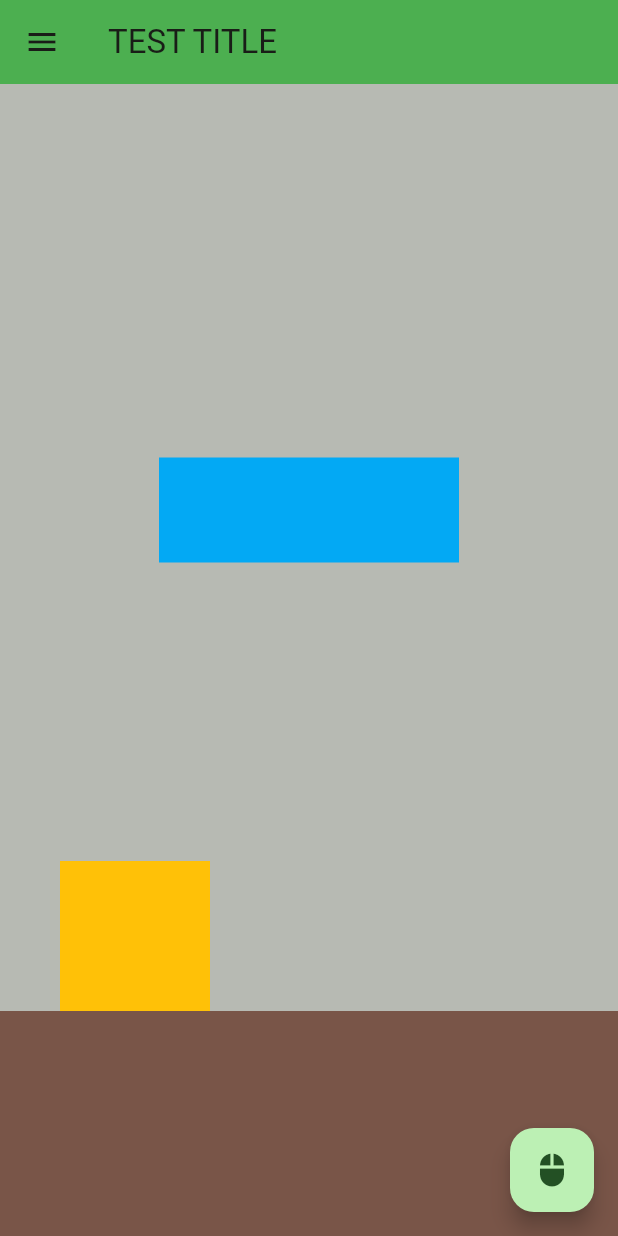
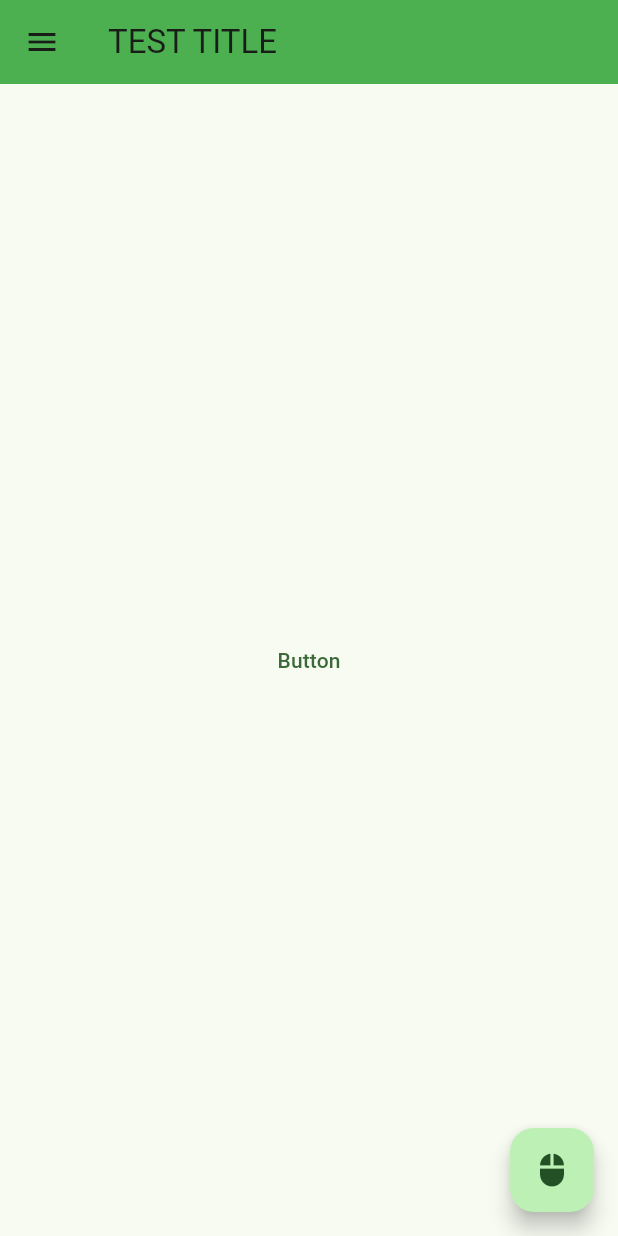
Before and after one commit to llilliililli/fluuterStudy, a Flutter app: the screen it shows after launch, on a phone screen of 412 x 824 dp. Run offline on Flutter 3.47's test engine with Material 3 defaults, Android fonts, the phone set to English and light mode, and no system bars.

Commit message:
flutter 11강 - 팝업창 띄우기

```diff
--- a/lib/main.dart
+++ b/lib/main.dart
@@ -374,8 +374,8 @@ class _MyHomePageState extends State<MyHomePage> {
       //     ),
       // ),
 
-      Container(child: Stack( //Part10 Align : 정렬하기
-        children: [
+      // Container(child: Stack( //Part10 Align : 정렬하기
+      //   children: [
           // Align(
           //   alignment: Alignment.topLeft,
           //   child: Container(
@@ -467,39 +467,67 @@ class _MyHomePageState extends State<MyHomePage> {
           //   ),
           // )
 
-        Container( // Ailgn으로 게임화면 구현
-          width: MediaQuery.of(context).size.width,
-          height: MediaQuery.of(context).size.height,
-          color: Colors.black26,
-        ),
-         Align( // 바닥
-            alignment: Alignment.bottomLeft,
-            child: Container(
-              width: MediaQuery.of(context).size.width,
-              height: 150,
-              color: Colors.brown,
-            ),
+      //   Container( // Ailgn으로 게임화면 구현
+      //     width: MediaQuery.of(context).size.width,
+      //     height: MediaQuery.of(context).size.height,
+      //     color: Colors.black26,
+      //   ),
+      //    Align( // 바닥
+      //       alignment: Alignment.bottomLeft,
+      //       child: Container(
+      //         width: MediaQuery.of(context).size.width,
+      //         height: 150,
+      //         color: Colors.brown,
+      //       ),
+      //     ),
+      //      Align( // 캐릭터
+      //       alignment: Alignment.bottomLeft,
+      //       child: Container(
+      //         margin: const EdgeInsets.only(left: 40, bottom: 150),
+      //         width: 100,
+      //         height: 100,
+      //         color: Colors.amber,
+      //       ),
+      //     ),
+      //      Align( // 구름
+      //       alignment: Alignment.center,
+      //       child: Container(
+      //         margin: const EdgeInsets.only(bottom: 200),
+      //         width: 200,
+      //         height: 70,
+      //         color: Colors.lightBlue,
+      //       ),
+      //     ),
+      //   ],
+      // ),
+      // ),
+
+      Container( //part11 팝업창 띄우기
+        child: Center(
+          child: TextButton(
+            onPressed: (){
+              showDialog(
+                context: context,
+                builder: (BuildContext con){
+                  return AlertDialog(
+                    title: const Text("Dialog Title"),
+                    content: SingleChildScrollView(
+                      child:
+                        Container(
+                          child: const Text("Dialog Content"),
+                        ),
+                    ),
+                    actions: [
+                      TextButton(onPressed: ()=> Navigator.of(context).pop(), child: const Text("Yes")),
+                      TextButton(onPressed: ()=> Navigator.of(context).pop(), child: const Text("Close"))
+                    ],
+                  );
+                }
+              );
+            },
+            child: const Text("Button"),
           ),
-           Align( // 캐릭터
-            alignment: Alignment.bottomLeft,
-            child: Container(
-              margin: const EdgeInsets.only(left: 40, bottom: 150),
-              width: 100,
-              height: 100,
-              color: Colors.amber,
-            ),
           ),
-           Align( // 구름
-            alignment: Alignment.center,
-            child: Container(
-              margin: const EdgeInsets.only(bottom: 200),
-              width: 200,
-              height: 70,
-              color: Colors.lightBlue,
-            ),
-          ),
-        ],
-      ),
       ),
 
       floatingActionButton: FloatingActionButton( // 플로팅버튼
```
